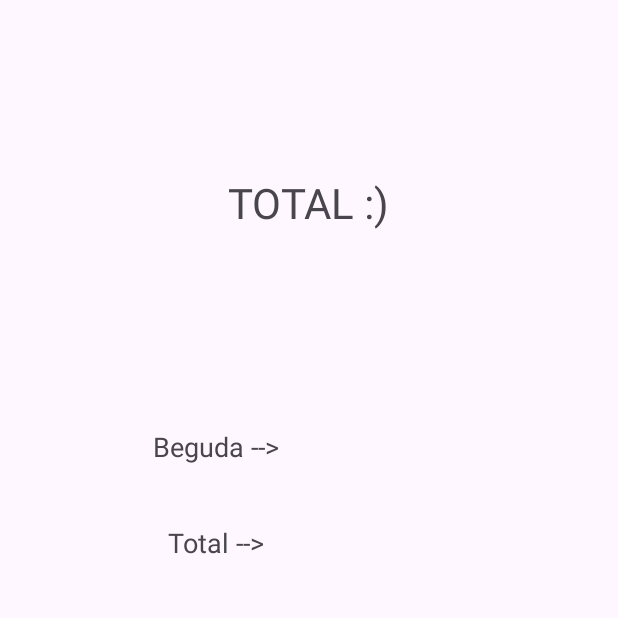
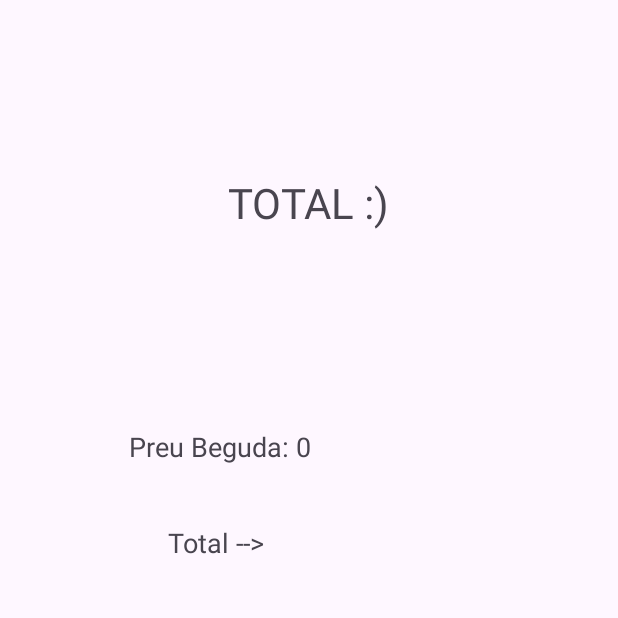
Before and after one commit to ppulidoc/platsVMi_livedata_i_sharedVM, an Android app: the SegonPlatFragment screen opened through its navigation route, after a tap on "Next", on a phone screen of 412 x 824 dp, the top half of it. Run offline under Robolectric (Android 15) with nearby library versions, the phone set to English and light mode, and no system bars; our stand-ins replace data binding.

```diff
--- a/app/src/main/java/com/example/platsvmi_livedata_i_sharedvm/PlatsViewModel.kt
+++ b/app/src/main/java/com/example/platsvmi_livedata_i_sharedvm/PlatsViewModel.kt
@@ -9,6 +9,7 @@ class PlatsViewModel: ViewModel() {
     private val _plats = MutableLiveData<Menu>()
     val plats: LiveData<Menu> = _plats
 
+    // Primer plato
     private val _quantPlat1 = MutableLiveData<Int>()
     val quantPlat: LiveData<Int> get() = _quantPlat1
 
@@ -21,12 +22,30 @@ class PlatsViewModel: ViewModel() {
     private val _platoResult1 = MutableLiveData<Int>()
     val platoResult1: LiveData<Int> get() = _platoResult1
 
+    // Segon plat
 
-    fun updateMenu(plat: Int, quant: Int, preu: Int) {
+    private val _quantPlat2 = MutableLiveData<Int>()
+    val quantPlat2: LiveData<Int> get() = _quantPlat2
+
+    private val _preu2 = MutableLiveData<Int>()
+    val preu2: LiveData<Int> get() = _preu2
+
+    private val _plato2= MutableLiveData<Int>()
+    val plato2: LiveData<Int> get() = _plato2
+
+    private val _platoResult2 = MutableLiveData<Int>()
+    val platoResult2: LiveData<Int> get() = _platoResult2
+
+    fun updateMenu1(plat: Int, quant: Int, preu: Int) {
         _quantPlat1.value = quant
         _preu1.value = preu
         _plato1.value = plat
+    }
 
+    fun updateMenu2(plat: Int, quant: Int, preu: Int) {
+        _quantPlat2.value = quant
+        _preu2.value = preu
+        _plato2.value = plat
     }
 
     fun pintarPreuPrincipalFinal () {
@@ -34,5 +53,10 @@ class PlatsViewModel: ViewModel() {
         _platoResult1.value = returnPreu
     }
 
+    fun pintarPreuSegonFinal () {
+        val returnPreu2 = (_quantPlat2.value ?: 0) * (_preu2.value ?: 0)
+        _platoResult2.value = returnPreu2
+    }
+
 
 }
--- a/app/src/main/java/com/example/platsvmi_livedata_i_sharedvm/PrimerPlatFragment.kt
+++ b/app/src/main/java/com/example/platsvmi_livedata_i_sharedvm/PrimerPlatFragment.kt
@@ -38,7 +38,7 @@ import com.example.platsvmi_livedata_i_sharedvm.databinding.FragmentPrimerPlatBi
             val preuInt = preu.toIntOrNull()
 
             if (quantInt != null && preuInt != null ) {
-                viewModel.updateMenu(1,quantInt,preuInt)
+                viewModel.updateMenu1(1,quantInt,preuInt)
             }
 
             viewModel.pintarPreuPrincipalFinal()
--- a/app/src/main/java/com/example/platsvmi_livedata_i_sharedvm/SegonPlatFragment.kt
+++ b/app/src/main/java/com/example/platsvmi_livedata_i_sharedvm/SegonPlatFragment.kt
@@ -5,6 +5,7 @@ import androidx.fragment.app.Fragment
 import android.view.LayoutInflater
 import android.view.View
 import android.view.ViewGroup
+import androidx.fragment.app.activityViewModels
 import androidx.navigation.fragment.findNavController
 import com.example.platsvmi_livedata_i_sharedvm.databinding.FragmentSegonPlatBinding
 
@@ -12,6 +13,7 @@ import com.example.platsvmi_livedata_i_sharedvm.databinding.FragmentSegonPlatBin
 class SegonPlatFragment : Fragment() {
 
     private lateinit var binding: FragmentSegonPlatBinding
+    private val viewModel: PlatsViewModel by activityViewModels()
 
     override fun onCreateView(
         inflater: LayoutInflater, container: ViewGroup?,
@@ -21,6 +23,19 @@ class SegonPlatFragment : Fragment() {
         binding = FragmentSegonPlatBinding.inflate(inflater)
 
         binding.button.setOnClickListener(){
+
+            val quantitat = binding.cantidadTextPlato2.text.toString()
+            val preu = binding.textPreu2nPlat.text.toString()
+
+            val quantInt = quantitat.toIntOrNull()
+            val preuInt = preu.toIntOrNull()
+
+            if (quantInt != null && preuInt != null ) {
+                viewModel.updateMenu2(2,quantInt,preuInt)
+            }
+
+            viewModel.pintarPreuSegonFinal()
+
             findNavController().navigate(R.id.action_segonPlatFragment_to_totalFragment, null)
         }
 
--- a/app/src/main/java/com/example/platsvmi_livedata_i_sharedvm/TotalFragment.kt
+++ b/app/src/main/java/com/example/platsvmi_livedata_i_sharedvm/TotalFragment.kt
@@ -33,6 +33,11 @@ class TotalFragment : Fragment() {
             binding.PrimerPlatFinal.text = "Preu Primer plat: $preu"
         }
 
+        viewModel.platoResult2.observe(viewLifecycleOwner) { preuBeguda ->
+            binding.SegonPlat.text = "Preu Beguda: $preuBeguda"
+        }
+
+
 
 
         return binding.root
--- a/app/src/main/res/layout/fragment_total.xml
+++ b/app/src/main/res/layout/fragment_total.xml
@@ -37,11 +37,11 @@
             app:layout_constraintTop_toBottomOf="@+id/textView" />
 
         <TextView
-            android:id="@+id/textView3"
+            android:id="@+id/SegonPlat"
             android:layout_width="180dp"
             android:layout_height="30dp"
             android:layout_marginTop="128dp"
-            android:text="Beguda --> "
+            android:text=""
             android:textAlignment="center"
             android:textSize="18dp"
             app:layout_constraintEnd_toEndOf="parent"
```
Also changed, not shown: app/src/main/res/layout/fragment_segon_plat.xml (+4 -4 lines).
